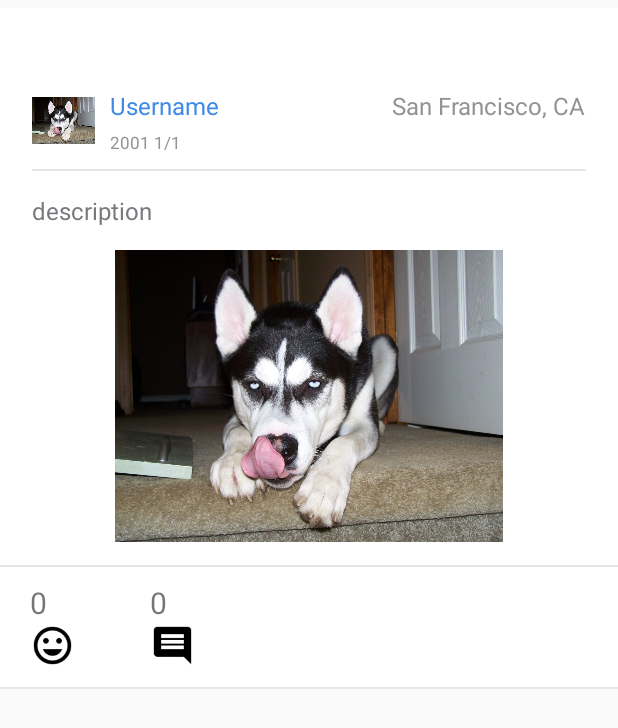
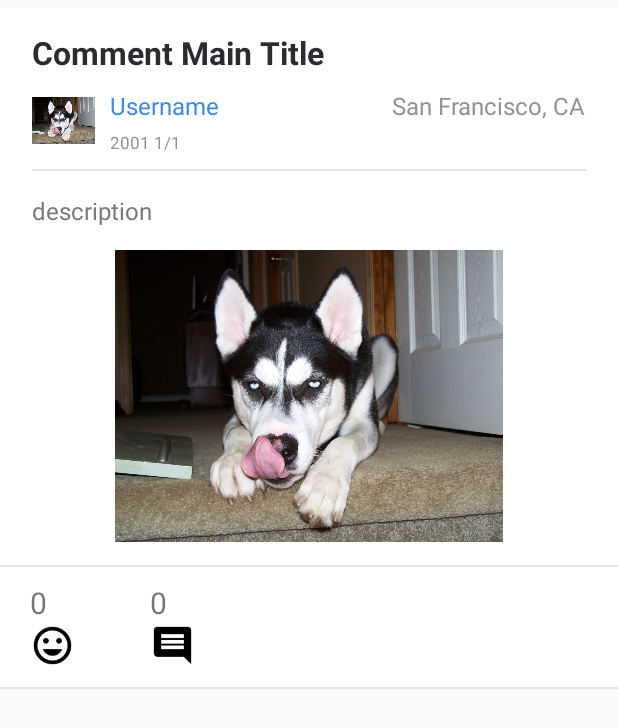
Before and after one commit to chen4393c/EventReporter, an Android app: the layout comment_main.xml on its own in the app's theme, with its tools: preview values and no code run, on a phone screen of 412 x 824 dp. Shown: the top 728 px of the screen. Run offline under Robolectric (Android 15) with nearby library versions, the phone set to English and light mode, and no system bars.

```diff
--- a/app/src/main/java/com/laioffer/eventreporter/EventListAdapter.java
+++ b/app/src/main/java/com/laioffer/eventreporter/EventListAdapter.java
@@ -252,7 +252,11 @@ public class EventListAdapter extends RecyclerView.Adapter<RecyclerView.ViewHold
         final Event event = eventList.get(position);
         holder.title.setText(event.getTitle());
         String[] locations = event.getAddress().split(",");
-        holder.location.setText(locations[1] + "," + locations[2]);
+        if (locations.length >= 3) {
+            holder.location.setText(locations[1] + "," + locations[2]);
+        } else {
+            holder.location.setText("unknown area");
+        }
         holder.description.setText(event.getDescription());
         holder.time.setText(Utils.timeTransformer(event.getTime()));
 
--- a/app/src/main/res/layout/activity_event_report.xml
+++ b/app/src/main/res/layout/activity_event_report.xml
@@ -72,13 +72,13 @@
     <ImageView
         android:id="@+id/img_event_picture_capture"
         android:layout_width="match_parent"
-        android:layout_height="wrap_content"
+        android:layout_height="200dp"
         android:layout_below="@+id/edit_text_event_content"
         android:layout_centerVertical="true"
         android:adjustViewBounds="true"
         android:paddingLeft="15dp"
         android:paddingRight="15dp"
-        android:visibility="gone"/>
+        android:visibility="visible"/>
 
     <RelativeLayout
         android:layout_height="50dp"
--- a/app/src/main/res/layout/comment_item.xml
+++ b/app/src/main/res/layout/comment_item.xml
@@ -70,6 +70,7 @@
             android:fontFamily="Roboto"
             android:textColor="#2A2C30"
             android:text="description"/>
+
     </LinearLayout>
 
 </LinearLayout>
--- a/app/src/main/res/layout/comment_main.xml
+++ b/app/src/main/res/layout/comment_main.xml
@@ -1,5 +1,6 @@
 <?xml version="1.0" encoding="utf-8"?>
 <LinearLayout xmlns:android="http://schemas.android.com/apk/res/android"
+              xmlns:tools="http://schemas.android.com/tools"
               android:layout_marginTop="5dp"
               android:layout_marginBottom="5dp"
               android:orientation="vertical"
@@ -25,7 +26,8 @@
             android:textSize="21sp"
             android:textColor="#2A2C30"
             android:fontFamily="Roboto"
-            android:textStyle="bold"/>
+            android:textStyle="bold"
+            tools:text="Comment Main Title"/>
 
         <LinearLayout
             android:layout_width="match_parent"
@@ -164,6 +166,7 @@
                 android:layout_height="30dp"
                 android:src="@drawable/comment"
                 android:id="@+id/comment_main_comment_img"/>
+
         </LinearLayout>
 
     </LinearLayout>
@@ -172,4 +175,5 @@
         android:layout_width="match_parent"
         android:layout_height="1dp"
         android:background="#E6E6EA"/>
+
 </LinearLayout>
```
Also changed, not shown: app/src/main/java/com/laioffer/eventreporter/CommentActivity.java (+3 -11 lines), app/src/main/java/com/laioffer/eventreporter/CommentAdapter.java (+4 -5 lines), app/src/main/res/layout/fragment_events.xml (+7 -6 lines).
